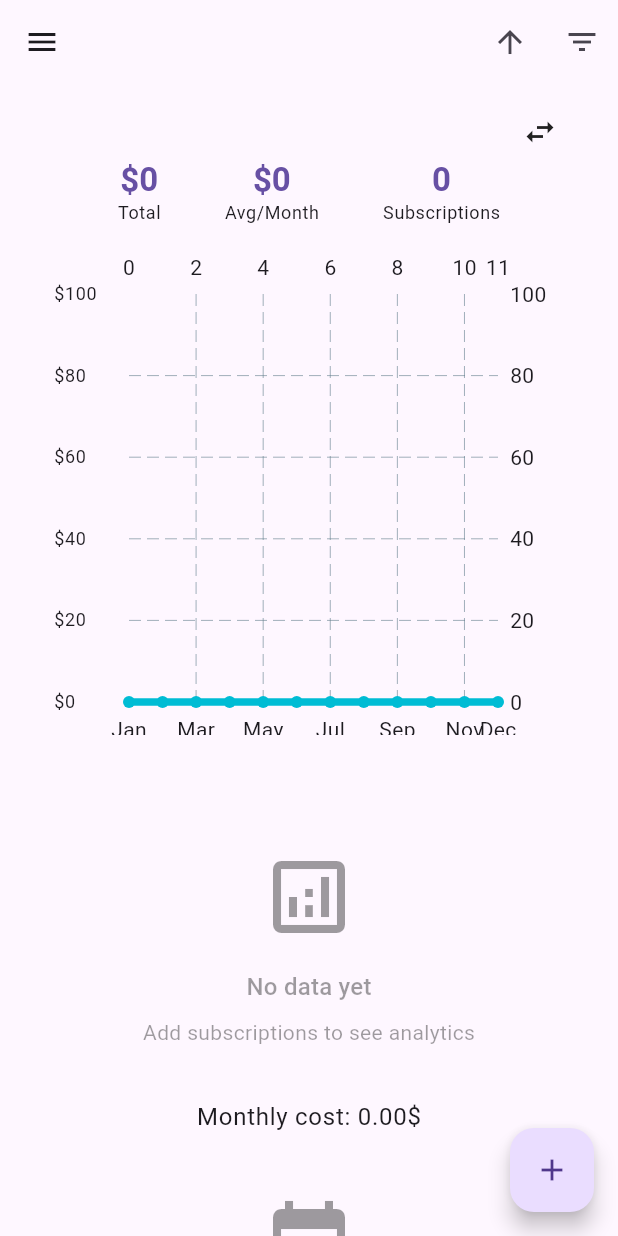
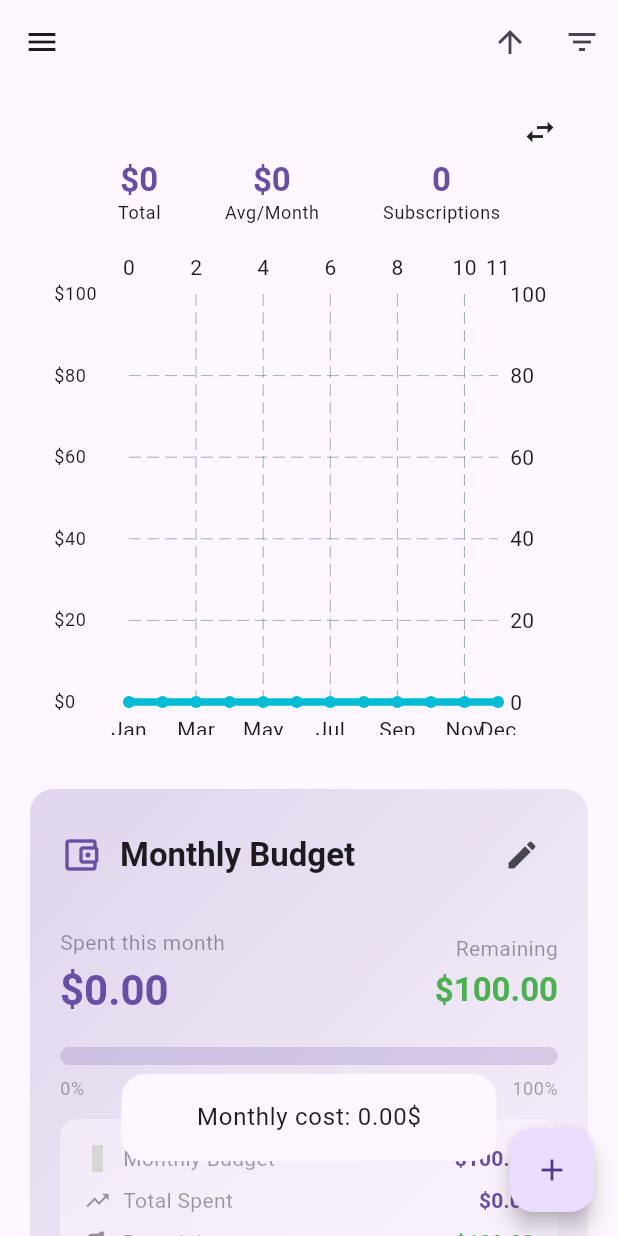
Before and after one commit to Jl115/abotrack_fl, a Flutter app: the DashboardView screen opened directly, on a phone screen of 412 x 824 dp. Run offline on Flutter 3.47's test engine with Material 3 defaults, Android fonts, the phone set to English and light mode, and no system bars; drawn by our look-alikes of fl_chart; our stand-ins replace flutter_local_notifications, flutter_slidable, permission_handler, shared_preferences, timezone; missing offline and left inert: background_fetch, workmanager; accounts and stored records are empty; statements that could not run were skipped; grey boxes are pictures that could not be loaded.

Commit message:
💰 Add Budget Tracking component with spending limits and alerts

```diff
--- /dev/null
+++ b/lib/src/components/dashboard/budget_component.dart
@@ -0,0 +1,349 @@
+import 'package:flutter/material.dart';
+import 'package:provider/provider.dart';
+import 'package:abotrack_fl/src/controller/abo_controller.dart';
+import 'package:intl/intl.dart';
+
+/// Budget tracking component for monitoring subscription spending against limits.
+class BudgetComponent extends StatefulWidget {
+  const BudgetComponent({super.key});
+
+  @override
+  State<BudgetComponent> createState() => _BudgetComponentState();
+}
+
+class _BudgetComponentState extends State<BudgetComponent> {
+  double _monthlyBudget = 0;
+  bool _isEditing = false;
+  final TextEditingController _budgetController = TextEditingController();
+
+  @override
+  void initState() {
+    super.initState();
+    // Load saved budget (in a real app, this would come from SharedPreferences)
+    _monthlyBudget = 100.0; // Default budget
+  }
+
+  @override
+  void dispose() {
+    _budgetController.dispose();
+    super.dispose();
+  }
+
+  @override
+  Widget build(BuildContext context) {
+    final theme = Theme.of(context);
+    final aboController = Provider.of<AboController>(context);
+    final monthlyCost = aboController.getMonthlyCost();
+    final percentageUsed = _monthlyBudget > 0 ? (monthlyCost / _monthlyBudget * 100).clamp(0, 100) : 0;
+    final remaining = _monthlyBudget - monthlyCost;
+    final isOverBudget = remaining < 0;
+
+    return Padding(
+      padding: const EdgeInsets.symmetric(horizontal: 20),
+      child: Container(
+        decoration: ShapeDecoration(
+          shape: RoundedRectangleBorder(
+            borderRadius: BorderRadius.circular(16),
+          ),
+          gradient: LinearGradient(
+            colors: isOverBudget
+                ? [theme.colorScheme.error.withOpacity(0.2), theme.colorScheme.error.withOpacity(0.1)]
+                : remaining < 20
+                    ? [Colors.orange.withOpacity(0.2), Colors.orange.withOpacity(0.1)]
+                    : [theme.primaryColor.withOpacity(0.2), theme.primaryColor.withOpacity(0.05)],
+            begin: Alignment.topLeft,
+            end: Alignment.bottomRight,
+          ),
+        ),
+        child: Padding(
+          padding: const EdgeInsets.all(20),
+          child: Column(
+            crossAxisAlignment: CrossAxisAlignment.start,
+            children: [
+              // Header
+              Row(
+                mainAxisAlignment: MainAxisAlignment.spaceBetween,
+                children: [
+                  Row(
+                    children: [
+                      Icon(
+                        Icons.account_balance_wallet_outlined,
+                        color: isOverBudget ? theme.colorScheme.error : theme.primaryColor,
+                        size: 28,
+                      ),
+                      const SizedBox(width: 12),
+                      Text(
+                        'Monthly Budget',
+                        style: theme.textTheme.titleLarge?.copyWith(
+                          fontWeight: FontWeight.bold,
+                        ),
+                      ),
+                    ],
+                  ),
+                  IconButton(
+                    onPressed: () {
+                      setState(() {
+                        _isEditing = !_isEditing;
+                        if (_isEditing) {
+                          _budgetController.text = _monthlyBudget.toStringAsFixed(2);
+                        }
+                      });
+                    },
+                    icon: Icon(_isEditing ? Icons.close : Icons.edit),
+                    tooltip: _isEditing ? 'Cancel' : 'Edit Budget',
+                  ),
+                ],
+              ),
+              const SizedBox(height: 24),
+
+              // Budget Display
+              if (!_isEditing) ...[
+                _buildBudgetDisplay(theme, monthlyCost, remaining, percentageUsed, isOverBudget),
+              ] else ...[
+                _buildBudgetEditor(theme),
+              ],
+
+              const SizedBox(height: 20),
+
+              // Progress Bar
+              _buildProgressBar(theme, percentageUsed, isOverBudget),
+              const SizedBox(height: 12),
+
+              // Breakdown
+              _buildBreakdown(theme, monthlyCost, _monthlyBudget, remaining, isOverBudget),
+            ],
+          ),
+        ),
+      ),
+    );
+  }
+
+  Widget _buildBudgetDisplay(
+    ThemeData theme,
+    double monthlyCost,
+    double remaining,
+    double percentageUsed,
+    bool isOverBudget,
+  ) {
+    return Row(
+      mainAxisAlignment: MainAxisAlignment.spaceBetween,
+      children: [
+        Column(
+          crossAxisAlignment: CrossAxisAlignment.start,
+          children: [
+            Text(
+              'Spent this month',
+              style: theme.textTheme.bodyMedium?.copyWith(
+                color: theme.disabledColor,
+              ),
+            ),
+            const SizedBox(height: 4),
+            Text(
+              '\$${monthlyCost.toStringAsFixed(2)}',
+              style: theme.textTheme.headlineMedium?.copyWith(
+                fontWeight: FontWeight.bold,
+                color: isOverBudget ? theme.colorScheme.error : theme.primaryColor,
+              ),
+            ),
+          ],
+        ),
+        Column(
+          crossAxisAlignment: CrossAxisAlignment.end,
+          children: [
+            Text(
+              isOverBudget ? 'Over budget' : 'Remaining',
+              style: theme.textTheme.bodyMedium?.copyWith(
+                color: theme.disabledColor,
+              ),
+            ),
+            const SizedBox(height: 4),
+            Text(
+              isOverBudget
+                  ? '\$${(-remaining).toStringAsFixed(2)} over'
+                  : '\$${remaining.toStringAsFixed(2)}',
+              style: theme.textTheme.titleLarge?.copyWith(
+                fontWeight: FontWeight.bold,
+                color: isOverBudget ? theme.colorScheme.error : Colors.green,
+              ),
+            ),
+          ],
+        ),
+      ],
+    );
+  }
+
+  Widget _buildBudgetEditor(ThemeData theme) {
+    return Column(
+      crossAxisAlignment: CrossAxisAlignment.start,
+      children: [
+        Text(
+          'Set your monthly budget:',
+          style: theme.textTheme.bodyMedium,
+        ),
+        const SizedBox(height: 12),
+        Row(
+          children: [
+            Expanded(
+              child: TextField(
+                controller: _budgetController,
+                keyboardType: const TextInputType.numberWithOptions(decimal: true),
+                decoration: InputDecoration(
+                  prefixText: '\$ ',
+                  border: OutlineInputBorder(
+                    borderRadius: BorderRadius.circular(12),
+                  ),
+                  filled: true,
+                  fillColor: theme.primaryColor.withOpacity(0.05),
+                ),
+              ),
+            ),
+            const SizedBox(width: 12),
+            ElevatedButton(
+              onPressed: () {
+                final newBudget = double.tryParse(_budgetController.text);
+                if (newBudget != null && newBudget > 0) {
+                  setState(() {
+                    _monthlyBudget = newBudget;
+                    _isEditing = false;
+                  });
+                  // In a real app, save to SharedPreferences here
+                }
+              },
+              style: ElevatedButton.styleFrom(
+                backgroundColor: theme.primaryColor,
+                foregroundColor: theme.colorScheme.onPrimary,
+                padding: const EdgeInsets.symmetric(horizontal: 24, vertical: 16),
+                shape: RoundedRectangleBorder(
+                  borderRadius: BorderRadius.circular(12),
+                ),
+              ),
+              child: const Text('Save'),
+            ),
+          ],
+        ),
+      ],
+    );
+  }
+
+  Widget _buildProgressBar(ThemeData theme, double percentageUsed, bool isOverBudget) {
+    return Column(
+      crossAxisAlignment: CrossAxisAlignment.start,
+      children: [
+        ClipRRect(
+          borderRadius: BorderRadius.circular(8),
+          child: LinearProgressIndicator(
+            value: (percentageUsed / 100).clamp(0, 1),
+            backgroundColor: theme.primaryColor.withOpacity(0.2),
+            valueColor: AlwaysStoppedAnimation<Color>(
+              isOverBudget ? theme.colorScheme.error : percentageUsed > 80 ? Colors.orange : theme.primaryColor,
+            ),
+            minHeight: 12,
+          ),
+        ),
+        const SizedBox(height: 8),
+        Row(
+          mainAxisAlignment: MainAxisAlignment.spaceBetween,
+          children: [
+            Text(
+              '0%',
+              style: theme.textTheme.bodySmall?.copyWith(
+                color: theme.disabledColor,
+              ),
+            ),
+            Text(
+              '${percentageUsed.toStringAsFixed(1)}% used',
+              style: theme.textTheme.bodySmall?.copyWith(
+                color: isOverBudget ? theme.colorScheme.error : theme.primaryColor,
+                fontWeight: FontWeight.bold,
+              ),
+            ),
+            Text(
+              '100%',
+              style: theme.textTheme.bodySmall?.copyWith(
+                color: theme.disabledColor,
+              ),
+            ),
+          ],
+        ),
+      ],
+    );
+  }
+
+  Widget _buildBreakdown(
+    ThemeData theme,
+    double monthlyCost,
+    double budget,
+    double remaining,
+    bool isOverBudget,
+  ) {
+    return Container(
+      padding: const EdgeInsets.all(16),
+      decoration: BoxDecoration(
+        color: theme.cardColor.withOpacity(0.5),
+        borderRadius: BorderRadius.circular(12),
+      ),
+      child: Column(
+        children: [
+          _buildBreakdownRow(
+            theme,
+            'Monthly Budget',
+            '\$${budget.toStringAsFixed(2)}',
+            Icons.budget,
+          ),
+          const SizedBox(height: 8),
+          _buildBreakdownRow(
+            theme,
+            'Total Spent',
+            '\$${monthlyCost.toStringAsFixed(2)}',
+            Icons.trending_up,
+          ),
+          const SizedBox(height: 8),
+          _buildBreakdownRow(
+            theme,
+            isOverBudget ? 'Over Budget' : 'Remaining',
+            isOverBudget ? '\$${(-remaining).toStringAsFixed(2)}' : '\$${remaining.toStringAsFixed(2)}',
+            isOverBudget ? Icons.warning : Icons.savings,
+            valueColor: isOverBudget ? theme.colorScheme.error : Colors.green,
+          ),
+        ],
+      ),
+    );
+  }
+
+  Widget _buildBreakdownRow(
+    ThemeData theme,
+    String label,
+    String value,
+    IconData icon, {
+    Color? valueColor,
+  }) {
+    return Row(
+      mainAxisAlignment: MainAxisAlignment.spaceBetween,
+      children: [
+        Row(
+          children: [
+            Icon(
+              icon,
+              size: 18,
+              color: theme.disabledColor,
+            ),
+            const SizedBox(width: 8),
+            Text(
+              label,
+              style: theme.textTheme.bodyMedium?.copyWith(
+                color: theme.disabledColor,
+              ),
+            ),
+          ],
+        ),
+        Text(
+          value,
+          style: theme.textTheme.titleSmall?.copyWith(
+            fontWeight: FontWeight.bold,
+            color: valueColor ?? theme.primaryColor,
+          ),
+        ),
+      ],
+    );
+  }
+}
--- a/lib/src/views/dashboard_view.dart
+++ b/lib/src/views/dashboard_view.dart
@@ -1,6 +1,7 @@
 import 'package:abotrack_fl/src/components/base/drawer_component.dart';
 import 'package:abotrack_fl/src/components/dashboard/aboo_list_component.dart';
 import 'package:abotrack_fl/src/components/dashboard/analytics_component.dart';
+import 'package:abotrack_fl/src/components/dashboard/budget_component.dart';
 import 'package:abotrack_fl/src/components/dashboard/chart_component.dart';
 import 'package:abotrack_fl/src/components/dashboard/search_filter_component.dart';
 import 'package:abotrack_fl/src/components/dashboard/upcoming_renewals_component.dart';
@@ -173,6 +174,8 @@ class DashboardView extends StatelessWidget {
             children: [
               const ChartComponent(),
               const SizedBox(height: 20),
+              const BudgetComponent(),
+              const SizedBox(height: 20),
               const AnalyticsComponent(),
               const SizedBox(height: 20),
               const UpcomingRenewalsComponent(),
```
